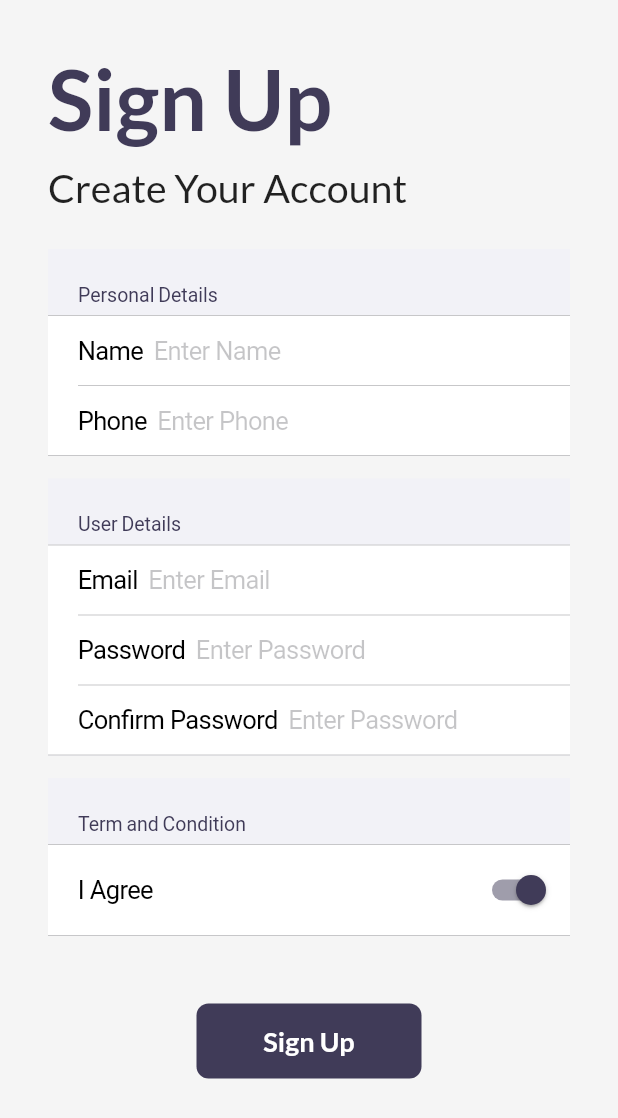
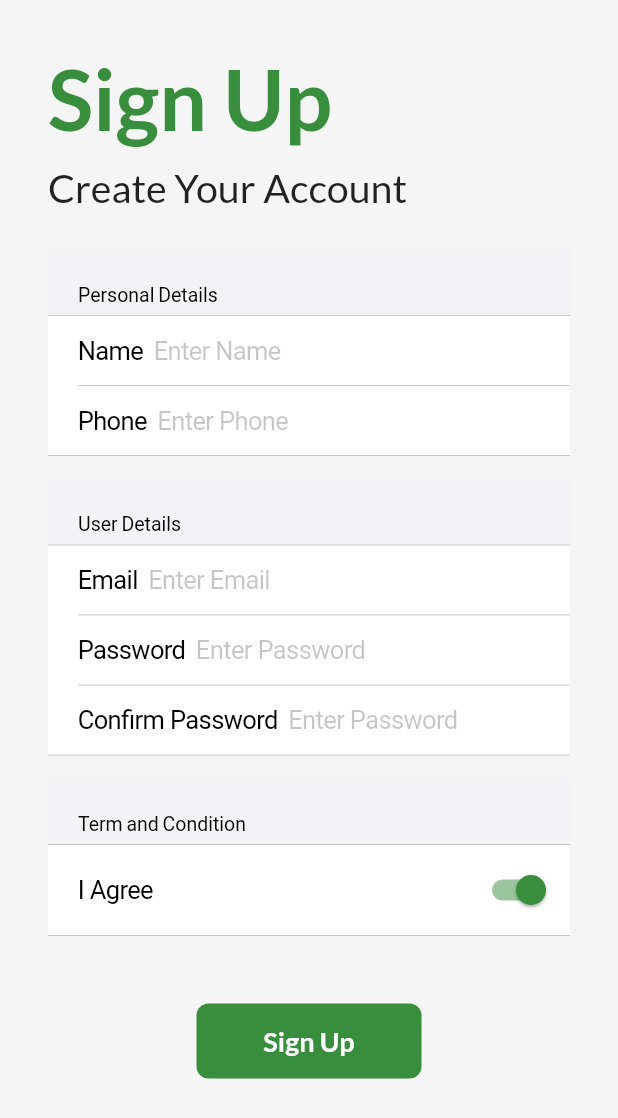
Before and after one commit to iamlolo-dev/APPShopTea_Flutter, a Flutter app: the screen it shows after launch, after a tap on "Login", after a tap on "Sign Up", on a phone screen of 412 x 824 dp. Shown: the top 1118 px of the screen. Run offline on Flutter 3.47's test engine with Material 2 defaults, Android fonts, the phone set to English and light mode, and no system bars; drawn by our look-alikes of velocity_x; our stand-ins replace google_fonts, url_strategy; missing offline and left inert: pay; network calls fail.

Commit message:
firt_modify
login_page colors &
singup_page colors

```diff
--- a/lib/pages/home_detailPage.dart
+++ b/lib/pages/home_detailPage.dart
@@ -9,7 +9,7 @@ import 'package:flutter_catalog/models/cart.dart';
 class HomeDetailPage extends StatelessWidget {
   final Item item;
 
-  const HomeDetailPage({Key key, @required this.item})
+  const HomeDetailPage({Key key, this.item})
       : assert(item != null),
         super(key: key);
 
--- a/lib/pages/home_page.dart
+++ b/lib/pages/home_page.dart
@@ -66,11 +66,11 @@ class _HomePageState extends State<HomePage> {
             )),
       ),
       appBar: AppBar(
-        centerTitle: true,
+        centerTitle: false,
         backgroundColor: Colors.transparent,
         title: Text(
-          "BuySmart",
-          style: TextStyle(color: context.accentColor),
+          "Shop by product",
+          style: TextStyle(color: Colors.black),
         ),
       ),
       body: Padding(
--- a/lib/pages/login_page.dart
+++ b/lib/pages/login_page.dart
@@ -75,15 +75,15 @@ class _LoginPageState extends State<LoginPage> {
                     ),
                     SizedBox(height: 40),
                     Material(
-                      color: context.theme.buttonColor,
+                      color: Colors.green.shade700,
                       borderRadius:
-                          BorderRadius.circular(changeButton ? 50 : 8),
+                          BorderRadius.circular(changeButton ? 50 : 15),
                       child: InkWell(
                         onTap: () => moveToHome(context),
                         child: AnimatedContainer(
                           duration: Duration(seconds: 1),
                           alignment: Alignment.center,
-                          width: changeButton ? 50 : 150,
+                          width: changeButton ? 100 : 150,
                           height: 50,
                           child: changeButton
                               ? Icon(
@@ -104,8 +104,8 @@ class _LoginPageState extends State<LoginPage> {
                       height: 30,
                     ),
                     Material(
-                      color: context.theme.buttonColor,
-                      borderRadius: BorderRadius.circular(8),
+                      color: Colors.green.shade700,
+                      borderRadius: BorderRadius.circular(15),
                       child: InkWell(
                         onTap: () =>
                             Navigator.pushNamed(context, MyRoutes.signupRoute),
--- a/lib/pages/signup_page.dart
+++ b/lib/pages/signup_page.dart
@@ -14,21 +14,21 @@ class SignUpPage extends StatelessWidget {
             child: Column(
               crossAxisAlignment: CrossAxisAlignment.start,
               children: [
-                "Sign Up".text.bold.xl6.color(context.theme.buttonColor).make(),
+                "Sign Up".text.bold.xl6.color(Colors.green.shade700).make(),
                 SizedBox(height: 10),
                 "Create Your Account".text.xl3.make(),
                 SizedBox(height: 25),
                 CupertinoFormSection(
                   header: "Personal Details"
                       .text
-                      .color(context.theme.buttonColor)
+                      .color(Colors.black)
                       .make(),
                   children: [
                     CupertinoFormRow(
                       child: CupertinoTextFormFieldRow(
                         padding: EdgeInsets.symmetric(),
                         prefix:
-                            "Name".text.color(context.theme.accentColor).make(),
+                            "Name".text.color(Colors.black).make(),
                         placeholder: "Enter Name",
                       ),
                     ),
@@ -37,7 +37,7 @@ class SignUpPage extends StatelessWidget {
                         padding: EdgeInsets.symmetric(),
                         prefix: "Phone"
                             .text
-                            .color(context.theme.accentColor)
+                            .color(Colors.black)
                             .make(),
                         placeholder: "Enter Phone",
                       ),
@@ -48,7 +48,7 @@ class SignUpPage extends StatelessWidget {
                 CupertinoFormSection(
                   header: "User Details"
                       .text
-                      .color(context.theme.buttonColor)
+                      .color(Colors.black)
                       .make(),
                   children: [
                     CupertinoFormRow(
@@ -56,7 +56,7 @@ class SignUpPage extends StatelessWidget {
                         padding: EdgeInsets.symmetric(),
                         prefix: "Email"
                             .text
-                            .color(context.theme.accentColor)
+                            .color(Colors.black)
                             .make(),
                         placeholder: "Enter Email",
                       ),
@@ -66,7 +66,7 @@ class SignUpPage extends StatelessWidget {
                         padding: EdgeInsets.symmetric(),
                         prefix: "Password"
                             .text
-                            .color(context.theme.accentColor)
+                            .color(Colors.black)
                             .make(),
                         placeholder: "Enter Password",
                         obscureText: true,
@@ -77,7 +77,7 @@ class SignUpPage extends StatelessWidget {
                         padding: EdgeInsets.symmetric(),
                         prefix: "Confirm Password"
                             .text
-                            .color(context.theme.accentColor)
+                            .color(Colors.black)
                             .make(),
                         placeholder: "Enter Password",
                         obscureText: true,
@@ -89,25 +89,25 @@ class SignUpPage extends StatelessWidget {
                 CupertinoFormSection(
                   header: "Term and Condition"
                       .text
-                      .color(context.theme.buttonColor)
+                      .color(Colors.black)
                       .make(),
                   children: [
                     CupertinoFormRow(
                       child: Switch(
-                        activeColor: context.theme.buttonColor,
+                        activeColor: Colors.green.shade700,
                         value: true,
                         onChanged: (value) {},
                       ),
                       prefix: "I Agree"
                           .text
-                          .color(context.theme.accentColor)
+                          .color(Colors.black)
                           .make(),
                     ),
                   ],
                 ),
                 45.heightBox,
                 Material(
-                  color: context.theme.buttonColor,
+                  color: Colors.green.shade700,
                   borderRadius: BorderRadius.circular(8),
                   child: InkWell(
                     child: AnimatedContainer(
--- a/lib/widgets/drawer.dart
+++ b/lib/widgets/drawer.dart
@@ -16,10 +16,10 @@ class MyDrawer extends StatelessWidget {
                 decoration: BoxDecoration(color: context.canvasColor),
                 accountName: Text(
                   "Sumit",
-                  style: TextStyle(color: context.theme.buttonColor),
+                  style: TextStyle(color: Colors.black),
                 ),
                 accountEmail: Text("sumit.k9887@gmail.com",
-                    style: TextStyle(color: context.theme.buttonColor)),
+                    style: TextStyle(color: Colors.black)),
                 currentAccountPicture: CircleAvatar(
                   backgroundImage: NetworkImage(imageUrl),
                 ),
@@ -28,7 +28,7 @@ class MyDrawer extends StatelessWidget {
             ListTile(
               leading: Icon(
                 Icons.account_box,
-                color: context.theme.buttonColor,
+                color: Colors.black,
               ),
               title: Text(
                 "Account",
--- a/lib/widgets/item_widget.dart
+++ b/lib/widgets/item_widget.dart
@@ -6,7 +6,7 @@ import 'package:velocity_x/velocity_x.dart';
 class ItemWidget extends StatelessWidget {
   final Item item;
 
-  const ItemWidget({Key key, @required this.item})
+  const ItemWidget({ Key key, this.item})
       : assert(item != null),
         super(key: key);
 
--- a/lib/widgets/themes.dart
+++ b/lib/widgets/themes.dart
@@ -4,34 +4,28 @@ import 'package:velocity_x/velocity_x.dart';
 
 class MyTheme {
   static ThemeData lightTheme(BuildContext context) => ThemeData(
-      primarySwatch: Colors.deepPurple,
+      primarySwatch: Colors.green,
       fontFamily: GoogleFonts.lato().fontFamily,
-      buttonColor: darkBluishColor,
-      accentColor: Colors.black,
       cardColor: Colors.white,
       canvasColor: creamColor,
       appBarTheme: AppBarTheme(
           color: Colors.white,
           elevation: 0.0,
-          textTheme: Theme.of(context).textTheme,
           iconTheme: IconThemeData(color: Colors.black)));
 
   static ThemeData darkTheme(BuildContext context) => ThemeData(
         fontFamily: GoogleFonts.lato().fontFamily,
-        accentColor: Colors.white,
-        buttonColor: lightBluishColor,
         cardColor: Colors.black,
         canvasColor: darkCreamColor,
         appBarTheme: AppBarTheme(
             color: Colors.black,
             elevation: 0.0,
-            textTheme: Theme.of(context).textTheme,
             iconTheme: IconThemeData(color: Colors.white)),
         brightness: Brightness.dark,
       );
 
   static Color creamColor = Color(0xfff5f5f5);
   static Color darkCreamColor = Vx.gray900;
-  static Color darkBluishColor = Color(0xff403b58);
+  static Color darkBluishColor = Color(0xff3f583b);
   static Color lightBluishColor = Vx.indigo500;
 }
```
Also changed, not shown: 1 other file.
